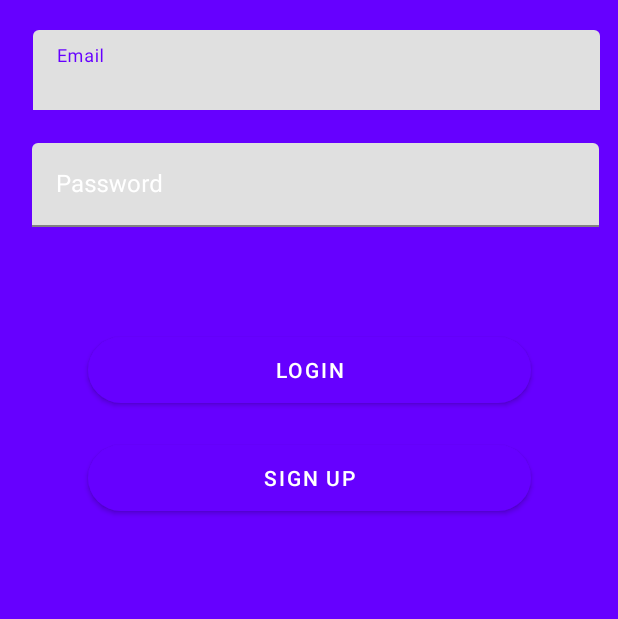
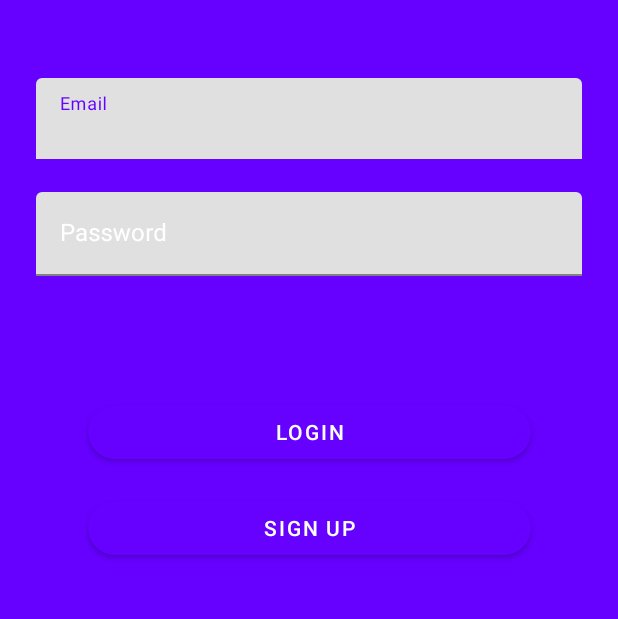
Before and after one commit to VladPavluts/Glinda, an Android app: the screen it shows after launch (MainActivity), on a phone screen of 412 x 824 dp, the part 375-994 px from its top. Run offline under Robolectric (Android 15) with nearby library versions, the phone set to English and light mode, and no system bars; our stand-ins replace data binding; libraries missing offline, so code that uses them is left out: com.firebase.ui.

Commit message:
small layout fix

```diff
--- a/app/src/main/res/layout/account_fragment.xml
+++ b/app/src/main/res/layout/account_fragment.xml
@@ -32,9 +32,9 @@
 
                 <com.google.android.material.textfield.TextInputLayout
                     android:id="@+id/usernameLayout"
-                    android:layout_width="378dp"
-                    android:layout_height="55dp"
-                    android:layout_marginStart="32dp"
+                    android:layout_width="match_parent"
+                    android:layout_height="wrap_content"
+                    android:layout_marginStart="24dp"
                     android:layout_marginTop="24dp"
                     android:layout_marginEnd="24dp"
                     app:layout_constraintEnd_toEndOf="parent"
@@ -51,9 +51,9 @@
 
                 <com.google.android.material.textfield.TextInputLayout
                     android:id="@+id/bioLayout"
-                    android:layout_width="378dp"
-                    android:layout_height="59dp"
-                    android:layout_marginStart="32dp"
+                    android:layout_width="match_parent"
+                    android:layout_height="wrap_content"
+                    android:layout_marginStart="24dp"
                     android:layout_marginTop="32dp"
                     android:layout_marginEnd="24dp"
                     app:layout_constraintEnd_toEndOf="parent"
--- a/app/src/main/res/layout/fragment_login.xml
+++ b/app/src/main/res/layout/fragment_login.xml
@@ -34,14 +34,14 @@
 
             <com.google.android.material.textfield.TextInputLayout
                 android:id="@+id/emailLayout"
-                android:layout_width="378dp"
-                android:layout_height="55dp"
-                android:layout_marginStart="32dp"
-                android:layout_marginTop="20dp"
+                android:layout_width="match_parent"
+                android:layout_height="wrap_content"
+                android:layout_marginStart="24dp"
+                android:layout_marginTop="52dp"
                 android:layout_marginEnd="24dp"
                 android:textColorHint="@color/white"
                 app:layout_constraintEnd_toEndOf="parent"
-                app:layout_constraintHorizontal_bias="0.478"
+                app:layout_constraintHorizontal_bias="0.0"
                 app:layout_constraintStart_toStartOf="parent"
                 app:layout_constraintTop_toBottomOf="@+id/imageView">
 
@@ -49,18 +49,18 @@
                     android:id="@+id/email"
                     android:layout_width="match_parent"
                     android:layout_height="wrap_content"
+                    android:hint="@string/emailg"
                     android:text="@={viewModel.email}"
-                    app:emailFocus="@{viewModel}"
-                    android:hint="@string/emailg"
-                    android:textColor="@color/white" />
+                    android:textColor="@color/white"
+                    app:emailFocus="@{viewModel}" />
             </com.google.android.material.textfield.TextInputLayout>
 
             <com.google.android.material.textfield.TextInputLayout
                 android:id="@+id/passwordLayout"
                 android:textColorHint="@color/white"
-                android:layout_width="378dp"
-                android:layout_height="59dp"
-                android:layout_marginStart="32dp"
+                android:layout_width="match_parent"
+                android:layout_height="wrap_content"
+                android:layout_marginStart="24dp"
                 android:layout_marginTop="20dp"
                 android:layout_marginEnd="24dp"
                 app:layout_constraintEnd_toEndOf="parent"
@@ -80,19 +80,19 @@
             <com.google.android.material.button.MaterialButton
                 android:id="@+id/loginButton"
                 android:layout_width="295dp"
-                android:layout_height="56dp"
-                android:layout_marginTop="64dp"
+                android:layout_height="48dp"
+                android:layout_marginTop="80dp"
                 android:onClick="@{()->viewModel.login()}"
                 android:text="Login"
+                app:cornerRadius="24dp"
                 app:layout_constraintEnd_toEndOf="parent"
                 app:layout_constraintStart_toStartOf="parent"
-                app:layout_constraintTop_toBottomOf="@+id/passwordLayout"
-                app:cornerRadius="24dp"/>
+                app:layout_constraintTop_toBottomOf="@+id/passwordLayout" />
 
             <com.google.android.material.button.MaterialButton
                 android:id="@+id/registerButton"
                 android:layout_width="295dp"
-                android:layout_height="56dp"
+                android:layout_height="48dp"
                 android:layout_marginTop="16dp"
                 android:layout_marginBottom="136dp"
                 android:onClick="@{()->viewModel.moveToRegistration()}"
```
